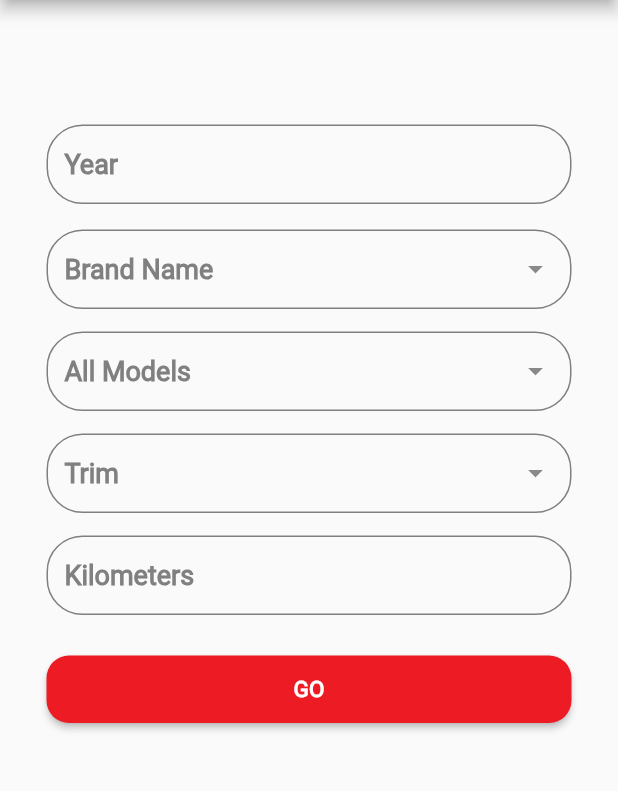
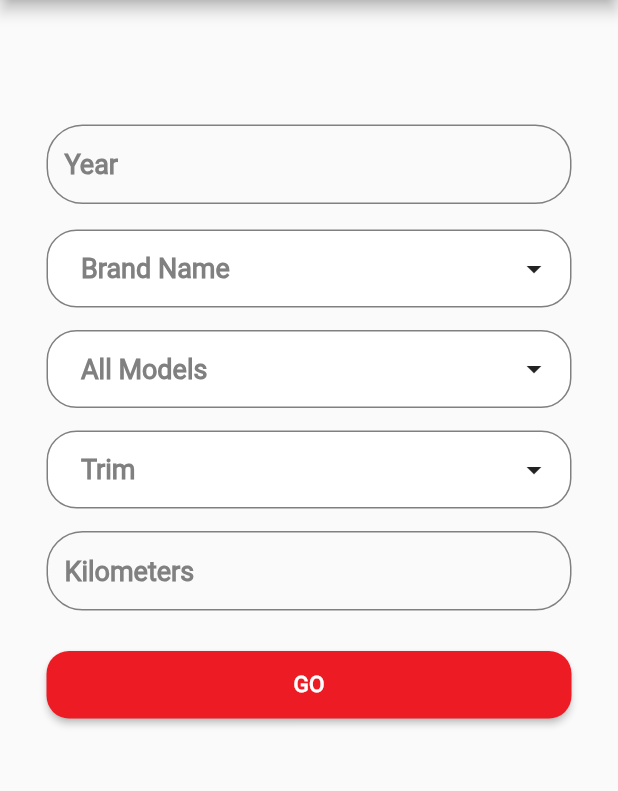
Before and after one commit to aliabdelnaby/clutch-2, a Flutter app: the AddYouCarView screen opened by its route, on a phone screen of 412 x 824 dp, the part 84-875 px from its top. Run offline on Flutter 3.47's test engine with Material 2 defaults, Android fonts, the light colour scheme and no system bars; drawn by our look-alikes of dropdown_search, multi_dropdown; our stand-ins replace firebase_auth, firebase_core, flutter_bloc, flutter_svg, fluttertoast, font_awesome_flutter and 6 more; accounts and stored records are empty.

Commit message:
refactor add car

```diff
--- a/lib/features/add_car/views/add_your_car_view.dart
+++ b/lib/features/add_car/views/add_your_car_view.dart
@@ -1,5 +1,6 @@
-import '../widgets/dropdown_search_widget.dart';
-import '../widgets/lists/trim_list.dart';
+import 'package:clutch/features/add_car/widgets/dropdown_brand_name.dart';
+import 'package:clutch/features/add_car/widgets/dropdown_models.dart';
+import 'package:clutch/features/add_car/widgets/dropdown_trim.dart';
 import 'package:firebase_auth/firebase_auth.dart';
 import 'package:flutter/material.dart';
 import 'package:flutter_svg/svg.dart';
@@ -9,8 +10,6 @@ import '../../../core/utils/app_colors.dart';
 import '../../../core/utils/app_strings.dart';
 import '../../../core/utils/app_text_style.dart';
 import '../../../core/widgets/custom_btn.dart';
-import '../widgets/lists/all_models_list.dart';
-import '../widgets/lists/brand_name_list.dart';
 import '../widgets/custom_text_form_field.dart';
 
 class AddYouCarView extends StatelessWidget {
@@ -53,28 +52,16 @@ class AddYouCarView extends StatelessWidget {
             const SliverToBoxAdapter(child: SizedBox(height: 83)),
             const SliverToBoxAdapter(
                 child: CustomTextFormField(hintText: AppStrings.year)),
-            SliverToBoxAdapter(
-              child: DropDownSearchWidget(
-                listItem: branNameList,
-                hintText: AppStrings.brandName,
-                selectedItem: AppStrings.brandName,
-              ),
+            const SliverToBoxAdapter(
+              child: DropDownBrandNameWidget(),
             ),
             const SliverToBoxAdapter(child: SizedBox(height: 15)),
-            SliverToBoxAdapter(
-              child: DropDownSearchWidget(
-                listItem: allModelsList,
-                hintText: AppStrings.allModels,
-                selectedItem: AppStrings.allModels,
-              ),
+            const SliverToBoxAdapter(
+              child: DropDownAllModelsWidget(),
             ),
             const SliverToBoxAdapter(child: SizedBox(height: 15)),
-            SliverToBoxAdapter(
-              child: DropDownSearchWidget(
-                listItem: trimList,
-                hintText: AppStrings.trim,
-                selectedItem: AppStrings.trim,
-              ),
+            const SliverToBoxAdapter(
+              child: DropDownTrimWidget(),
             ),
             const SliverToBoxAdapter(child: SizedBox(height: 15)),
             const SliverToBoxAdapter(
--- /dev/null
+++ b/lib/features/add_car/widgets/dropdown_brand_name.dart
@@ -0,0 +1,44 @@
+import 'package:clutch/core/utils/app_strings.dart';
+import 'package:multi_dropdown/multiselect_dropdown.dart';
+import '../../../core/utils/app_colors.dart';
+import '../../../core/utils/app_text_style.dart';
+import 'package:flutter/material.dart';
+
+class DropDownBrandNameWidget extends StatelessWidget {
+  const DropDownBrandNameWidget({super.key});
+
+  @override
+  Widget build(BuildContext context) {
+    return MultiSelectDropDown(
+      searchEnabled: true,
+      borderColor: AppColors.addYouCarGrey,
+      hint: AppStrings.brandName,
+      hintStyle: CustomTextStyle.roboto700style18,
+      borderWidth: 1,
+      hintFontSize: 16,
+      selectedOptionTextColor: Colors.red,
+      showClearIcon: true,
+      borderRadius: 20,
+      hintColor: Colors.red,
+      onOptionSelected: (options) {
+        debugPrint(options.toString());
+      },
+      options: const <ValueItem>[
+        ValueItem(label: 'Tesla', value: '1'),
+        ValueItem(label: 'Toyota', value: '2'),
+        ValueItem(label: 'Skoda', value: '3'),
+        ValueItem(label: 'Rover', value: '4'),
+        ValueItem(label: 'Nissan', value: '5'),
+        ValueItem(label: 'Hummer', value: '6'),
+        ValueItem(label: 'BYD', value: '7'),
+      ],
+      selectionType: SelectionType.single,
+      chipConfig: const ChipConfig(
+        backgroundColor: Colors.red,
+      ),
+      dropdownHeight: 300,
+      optionTextStyle: const TextStyle(fontSize: 16),
+      selectedOptionIcon: const Icon(Icons.check_circle),
+    );
+  }
+}
--- /dev/null
+++ b/lib/features/add_car/widgets/dropdown_models.dart
@@ -0,0 +1,44 @@
+import 'package:clutch/core/utils/app_strings.dart';
+import 'package:multi_dropdown/multiselect_dropdown.dart';
+import '../../../core/utils/app_colors.dart';
+import '../../../core/utils/app_text_style.dart';
+import 'package:flutter/material.dart';
+
+class DropDownAllModelsWidget extends StatelessWidget {
+  const DropDownAllModelsWidget({super.key});
+
+  @override
+  Widget build(BuildContext context) {
+    return MultiSelectDropDown(
+      searchEnabled: true,
+      borderColor: AppColors.addYouCarGrey,
+      hint: AppStrings.allModels,
+      hintStyle: CustomTextStyle.roboto700style18,
+      borderWidth: 1,
+      hintFontSize: 16,
+      selectedOptionTextColor: Colors.red,
+      showClearIcon: true,
+      borderRadius: 20,
+      hintColor: Colors.red,
+      onOptionSelected: (options) {
+        debugPrint(options.toString());
+      },
+      options: const <ValueItem>[
+        ValueItem(label: '124 Spider', value: '1'),
+        ValueItem(label: 'NSX', value: '2'),
+        ValueItem(label: '1 Series', value: '3'),
+        ValueItem(label: 'X1', value: '4'),
+        ValueItem(label: 'X4', value: '5'),
+        ValueItem(label: 'X6', value: '6'),
+        ValueItem(label: 'i8', value: '7'),
+      ],
+      selectionType: SelectionType.single,
+      chipConfig: const ChipConfig(
+        backgroundColor: Colors.red,
+      ),
+      dropdownHeight: 300,
+      optionTextStyle: const TextStyle(fontSize: 16),
+      selectedOptionIcon: const Icon(Icons.check_circle),
+    );
+  }
+}
--- a/lib/features/add_car/widgets/dropdown_search_widget.dart
+++ b/lib/features/add_car/widgets/dropdown_search_widget.dart
@@ -1,72 +1,72 @@
-import '../../../core/utils/app_colors.dart';
-import '../../../core/utils/app_text_style.dart';
-import 'package:dropdown_search/dropdown_search.dart';
-import 'package:flutter/material.dart';
+// import '../../../core/utils/app_colors.dart';
+// import '../../../core/utils/app_text_style.dart';
+// import 'package:dropdown_search/dropdown_search.dart';
+// import 'package:flutter/material.dart';
 
-class DropDownSearchWidget extends StatelessWidget {
-  const DropDownSearchWidget({
-    super.key,
-    required this.listItem,
-    required this.hintText,
-    required this.selectedItem,
-  });
+// class DropDownSearchWidget extends StatelessWidget {
+//   const DropDownSearchWidget({
+//     super.key,
+//     required this.listItem,
+//     required this.hintText,
+//     required this.selectedItem,
+//   });
 
-  final List<String> listItem;
-  final String hintText;
-  final String selectedItem;
+//   final List<String> listItem;
+//   final String hintText;
+//   final String selectedItem;
 
-  @override
-  Widget build(BuildContext context) {
-    return DropdownSearch<String>(
-      dropdownBuilder: _style,
-      popupProps: PopupProps.dialog(
-        showSelectedItems: true,
-        showSearchBox: true,
-        searchFieldProps: TextFieldProps(
-          decoration: InputDecoration(
-            hintText: 'Search ..',
-            enabledBorder: getBorderStyle(),
-            focusedBorder: getBorderStyle(),
-          ),
-        ),
-      ),
-      items: listItem,
-      dropdownDecoratorProps: DropDownDecoratorProps(
-        dropdownSearchDecoration: InputDecoration(
-          hintText: hintText,
-          hintStyle: CustomTextStyle.roboto700style18,
-          isDense: true,
-          enabledBorder: getBorderStyle(),
-          focusedBorder: getBorderStyle(),
-        ),
-      ),
-      onChanged: (val) {
-        print(val);
-      },
-      selectedItem: selectedItem,
-      validator: (String? item) {
-        if (item == null) {
-          return "Required field";
-        } else {
-          return null;
-        }
-      },
-    );
-  }
-}
+//   @override
+//   Widget build(BuildContext context) {
+//     return DropdownSearch<String>(
+//       dropdownBuilder: _style,
+//       popupProps: PopupProps.dialog(
+//         showSelectedItems: true,
+//         showSearchBox: true,
+//         searchFieldProps: TextFieldProps(
+//           decoration: InputDecoration(
+//             hintText: 'Search ..',
+//             enabledBorder: getBorderStyle(),
+//             focusedBorder: getBorderStyle(),
+//           ),
+//         ),
+//       ),
+//       items: listItem,
+//       dropdownDecoratorProps: DropDownDecoratorProps(
+//         dropdownSearchDecoration: InputDecoration(
+//           hintText: hintText,
+//           hintStyle: CustomTextStyle.roboto700style18,
+//           isDense: true,
+//           enabledBorder: getBorderStyle(),
+//           focusedBorder: getBorderStyle(),
+//         ),
+//       ),
+//       onChanged: (val) {
+//         print(val);
+//       },
+//       selectedItem: selectedItem,
+//       validator: (String? item) {
+//         if (item == null) {
+//           return "Required field";
+//         } else {
+//           return null;
+//         }
+//       },
+//     );
+//   }
+// }
 
-OutlineInputBorder getBorderStyle() {
-  return OutlineInputBorder(
-    borderRadius: BorderRadius.circular(24),
-    borderSide: BorderSide(
-      color: AppColors.addYouCarGrey,
-    ),
-  );
-}
+// OutlineInputBorder getBorderStyle() {
+//   return OutlineInputBorder(
+//     borderRadius: BorderRadius.circular(24),
+//     borderSide: BorderSide(
+//       color: AppColors.addYouCarGrey,
+//     ),
+//   );
+// }
 
-Widget _style(BuildContext context, String? selectedItem) {
-  return Text(
-    selectedItem!,
-    style: CustomTextStyle.roboto700style18,
-  );
-}
+// Widget _style(BuildContext context, String? selectedItem) {
+//   return Text(
+//     selectedItem!,
+//     style: CustomTextStyle.roboto700style18,
+//   );
+// }
--- /dev/null
+++ b/lib/features/add_car/widgets/dropdown_trim.dart
@@ -0,0 +1,44 @@
+import 'package:clutch/core/utils/app_strings.dart';
+import 'package:multi_dropdown/multiselect_dropdown.dart';
+import '../../../core/utils/app_colors.dart';
+import '../../../core/utils/app_text_style.dart';
+import 'package:flutter/material.dart';
+
+class DropDownTrimWidget extends StatelessWidget {
+  const DropDownTrimWidget({super.key});
+
+  @override
+  Widget build(BuildContext context) {
+    return MultiSelectDropDown(
+      searchEnabled: true,
+      borderColor: AppColors.addYouCarGrey,
+      hint: AppStrings.trim,
+      hintStyle: CustomTextStyle.roboto700style18,
+      borderWidth: 1,
+      hintFontSize: 16,
+      selectedOptionTextColor: Colors.red,
+      showClearIcon: true,
+      borderRadius: 20,
+      hintColor: Colors.red,
+      onOptionSelected: (options) {
+        debugPrint(options.toString());
+      },
+      options: const <ValueItem>[
+        ValueItem(label: 'Base', value: '1'),
+        ValueItem(label: 'Volante', value: '2'),
+        ValueItem(label: 'Sport Line', value: '3'),
+        ValueItem(label: 'Luxury Line', value: '4'),
+        ValueItem(label: 'Competition', value: '5'),
+        ValueItem(label: 'Quadrifoglio', value: '6'),
+        ValueItem(label: 'xDrive', value: '7'),
+      ],
+      selectionType: SelectionType.single,
+      chipConfig: const ChipConfig(
+        backgroundColor: Colors.red,
+      ),
+      dropdownHeight: 300,
+      optionTextStyle: const TextStyle(fontSize: 16),
+      selectedOptionIcon: const Icon(Icons.check_circle),
+    );
+  }
+}
```
